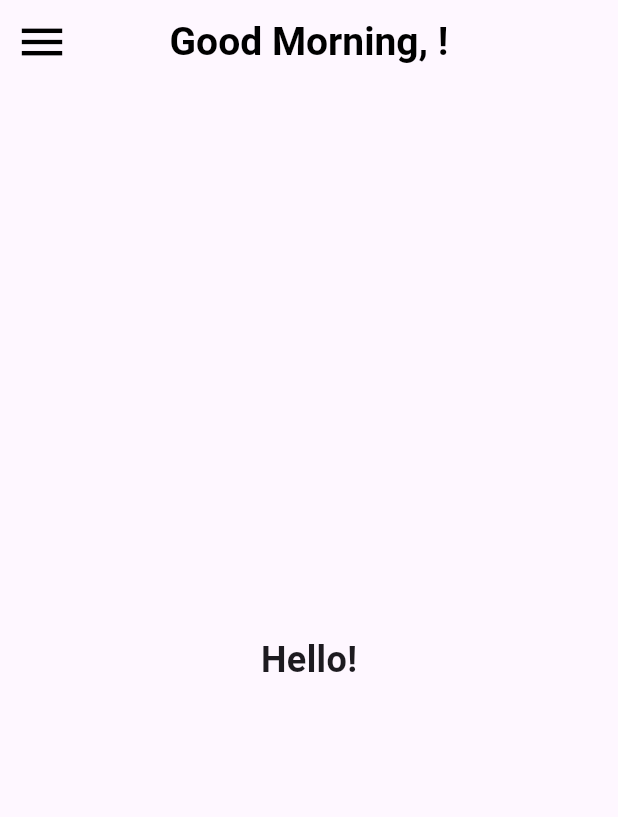
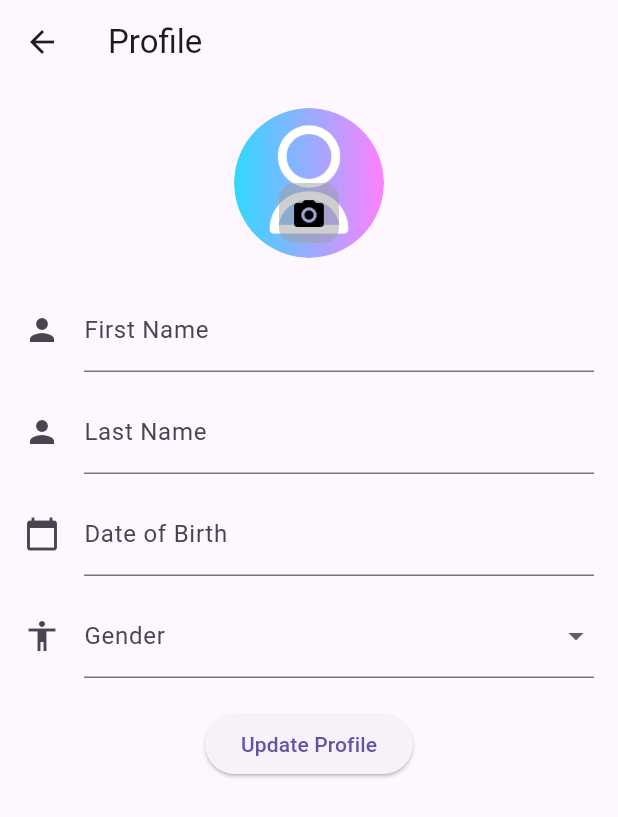
Before and after one commit to 24-25J-194-research-project/dementia-mobile-app, a Flutter app: the DrawerMenu widget shown alone on an empty page, opened directly, after a tap on "Profile", on a phone screen of 412 x 824 dp. Shown: the top 817 px of the screen. Run offline on Flutter 3.47's test engine with Material 3 defaults, Android fonts, the phone set to English and light mode, and no system bars; our stand-ins replace cloud_firestore, firebase_auth, firebase_core, firebase_storage, flutter_secure_storage, image_picker and 1 more; accounts and stored records are empty; generated files the repository leaves out were written again; network calls fail.

Commit message:
Profile page v1

```diff
--- a/dementia_app/lib/features/auth/data/repositories/auth_repository_impl.dart
+++ b/dementia_app/lib/features/auth/data/repositories/auth_repository_impl.dart
@@ -35,6 +35,7 @@ class AuthRepositoryImpl implements AuthRepository {
       lastName: lastName,
       dateOfBirth: dob,
       gender: gender,
+      profilePicUrl: '',
     );
 
     // Save user data to Firestore
--- a/dementia_app/lib/features/auth/domain/entities/user_model.dart
+++ b/dementia_app/lib/features/auth/domain/entities/user_model.dart
@@ -5,6 +5,7 @@ class UserModel {
   String lastName;
   String dateOfBirth;
   String gender;
+  String? profilePicUrl;
 
   UserModel(
       {required this.uid,
@@ -12,7 +13,8 @@ class UserModel {
       required this.firstName,
       required this.lastName,
       required this.dateOfBirth,
-      required this.gender});
+      required this.gender,
+        this.profilePicUrl});
 
   Map<String, dynamic> toMap() {
     return {
@@ -22,6 +24,7 @@ class UserModel {
       'lastName': lastName,
       'dateOfBirth': dateOfBirth,
       'gender': gender,
+      'profilePicUrl': profilePicUrl,
     };
   }
 
@@ -33,11 +36,12 @@ class UserModel {
       lastName: map['lastName'],
       dateOfBirth: map['dateOfBirth'],
       gender: map['gender'],
+      profilePicUrl: map['profilePicUrl'],
     );
   }
 
   @override
   String toString() {
-    return 'UserModel(uid: $uid, email: $email, dateOfBirth: $dateOfBirth, gender: $gender)';
+    return 'UserModel(uid: $uid, email: $email, dateOfBirth: $dateOfBirth, gender: $gender, profilePicUrl: $profilePicUrl)';
   }
 }
--- a/dementia_app/lib/features/home/presentation/widgets/drawer_menu.dart
+++ b/dementia_app/lib/features/home/presentation/widgets/drawer_menu.dart
@@ -88,8 +88,7 @@ class DrawerMenuState extends State<DrawerMenu> {
                   radius: 30,
                   backgroundImage: userPhotoUrl.isNotEmpty
                       ? NetworkImage(userPhotoUrl)
-                      : const NetworkImage(
-                      'https://www.gravatar.com/avatar/2c7d99fe281ecd3bcd65ab915bac6dd5?s=250'),
+                      : const AssetImage('assets/images/default_profile_pic.png') as ImageProvider,
                 ),
                 const SizedBox(height: 10),
                 Text(
--- /dev/null
+++ b/dementia_app/lib/features/profile/data/repositories/profile_repository_impl.dart
@@ -0,0 +1,46 @@
+import 'dart:io';
+
+import 'package:dementia_app/features/auth/domain/entities/user_model.dart';
+import 'package:cloud_firestore/cloud_firestore.dart';
+import 'package:firebase_storage/firebase_storage.dart';
+import 'package:dementia_app/features/profile/domain/repositories/profile_repository.dart';
+
+class ProfileRepositoryImpl implements ProfileRepository {
+  final FirebaseFirestore _firestore = FirebaseFirestore.instance;
+  final FirebaseStorage _storage = FirebaseStorage.instance;
+
+  @override
+  Future<UserModel> getUserProfile(String uid) async {
+    try {
+      DocumentSnapshot snapshot = await _firestore.collection('users').doc(uid).get();
+      if (snapshot.exists) {
+        return UserModel.fromMap(snapshot.data() as Map<String, dynamic>);
+      }
+      throw Exception("User profile not found.");
+    } catch (e) {
+      rethrow;
+    }
+  }
+
+  @override
+  Future<void> updateUserProfile(UserModel userModel) async {
+    try {
+      await _firestore.collection('users').doc(userModel.uid).update(userModel.toMap());
+    } catch (e) {
+      rethrow;
+    }
+  }
+
+  @override
+  Future<String> updateProfilePicture(String uid, File imageFile) async {
+    try {
+      final ref = _storage.ref().child('profile_pictures/$uid');
+      final uploadTask = await ref.putFile(imageFile);
+      final downloadUrl = await uploadTask.ref.getDownloadURL();
+      await _firestore.collection('users').doc(uid).update({'profilePicUrl': downloadUrl});
+      return downloadUrl;
+    } catch (e) {
+      rethrow;
+    }
+  }
+}
--- /dev/null
+++ b/dementia_app/lib/features/profile/domain/repositories/profile_repository.dart
@@ -0,0 +1,9 @@
+import 'dart:io';
+
+import 'package:dementia_app/features/auth/domain/entities/user_model.dart';
+
+abstract class ProfileRepository {
+  Future<UserModel> getUserProfile(String uid);
+  Future<void> updateUserProfile(UserModel userModel);
+  Future<String> updateProfilePicture(String uid, File imageFile);
+}
--- /dev/null
+++ b/dementia_app/lib/features/profile/domain/use_cases/profile_use_case.dart
@@ -0,0 +1,22 @@
+import 'dart:io';
+
+import 'package:dementia_app/features/auth/domain/entities/user_model.dart';
+import 'package:dementia_app/features/profile/domain/repositories/profile_repository.dart';
+
+class ProfileUseCase {
+  final ProfileRepository repository;
+
+  ProfileUseCase(this.repository);
+
+  Future<UserModel> getUserProfile(String uid) async {
+    return await repository.getUserProfile(uid);
+  }
+
+  Future<void> updateUserProfile(UserModel userModel) async {
+    await repository.updateUserProfile(userModel);
+  }
+
+  Future<String> updateProfilePicture(String uid, File imageFile) async {
+    return await repository.updateProfilePicture(uid, imageFile);
+  }
+}
--- /dev/null
+++ b/dementia_app/lib/features/profile/presentation/screens/profile_screen.dart
@@ -0,0 +1,209 @@
+import 'dart:io';
+import 'dart:ui';
+
+import 'package:flutter/material.dart';
+import 'package:dementia_app/features/auth/domain/entities/user_model.dart';
+import 'package:dementia_app/features/profile/domain/use_cases/profile_use_case.dart';
+import 'package:image_picker/image_picker.dart';
+import 'package:dementia_app/core/logging/logger.dart';
+import '../../../auth/presentation/providers/auth_service.dart';
+import '../../data/repositories/profile_repository_impl.dart';
+
+class ProfileScreen extends StatefulWidget {
+  const ProfileScreen({super.key});
+
+  @override
+  ProfileScreenState createState() => ProfileScreenState();
+}
+
+class ProfileScreenState extends State<ProfileScreen> {
+  late UserModel user;
+  bool isLoading = true;
+  late String profilePicUrl;
+
+  final AuthService _authService = AuthService();
+  late ProfileUseCase _profileUseCase;
+  TextEditingController dateOfBirthController = TextEditingController();
+
+  @override
+  void initState() {
+    super.initState();
+    _profileUseCase = ProfileUseCase(ProfileRepositoryImpl());
+    _loadUserProfile();
+  }
+
+  // Load user profile from AuthService
+  void _loadUserProfile() async {
+    try {
+      user = await _authService.getCurrentUser() ?? UserModel(
+        uid: '',
+        email: '',
+        firstName: '',
+        lastName: '',
+        dateOfBirth: '',
+        gender: '',
+        profilePicUrl: '',  // Default to empty string if no profile picture
+      );
+      profilePicUrl = user.profilePicUrl ?? '';
+      dateOfBirthController.text = user.dateOfBirth;
+      setState(() {
+        isLoading = false;
+      });
+    } catch (e) {
+      logger.e('Error loading user profile: $e');
+      ScaffoldMessenger.of(context).showSnackBar(const SnackBar(content: Text('Error loading user profile')));
+    }
+  }
+
+  // Update profile picture
+  Future<void> _updateProfilePicture() async {
+    final picker = ImagePicker();
+    final pickedFile = await picker.pickImage(source: ImageSource.gallery);
+    if (pickedFile != null) {
+      try {
+        File imageFile = File(pickedFile.path);
+        String newPicUrl = await _profileUseCase.updateProfilePicture(user.uid, imageFile);
+        setState(() {
+          profilePicUrl = newPicUrl;
+        });
+        ScaffoldMessenger.of(context).showSnackBar(const SnackBar(content: Text('Profile picture updated successfully')));
+      } catch (e) {
+        logger.e('Error updating profile picture: $e');
+        ScaffoldMessenger.of(context).showSnackBar(const SnackBar(content: Text('Error updating profile picture')));
+      }
+    }
+  }
+
+  // Update user profile information
+  Future<void> _updateUserProfile() async {
+    try {
+      await _profileUseCase.updateUserProfile(user);
+      ScaffoldMessenger.of(context).showSnackBar(const SnackBar(content: Text('Profile updated successfully')));
+    } catch (e) {
+      logger.e('Error updating profile: $e');
+      ScaffoldMessenger.of(context).showSnackBar(const SnackBar(content: Text('Error updating profile')));
+    }
+  }
+
+  // Select Date of Birth
+  Future<void> _selectDateOfBirth(BuildContext context) async {
+    DateTime? pickedDate = await showDatePicker(
+      context: context,
+      initialDate: DateTime.now(),
+      firstDate: DateTime(1900),
+      lastDate: DateTime.now(),
+    );
+
+    if (pickedDate != null) {
+      setState(() {
+        dateOfBirthController.text = pickedDate.toString().split(" ")[0]; // Set the selected date
+        user.dateOfBirth = dateOfBirthController.text;
+      });
+    }
+  }
+
+  @override
+  Widget build(BuildContext context) {
+    return Scaffold(
+      appBar: AppBar(title: const Text('Profile')),
+      body: isLoading
+          ? const Center(child: CircularProgressIndicator())
+          : Padding(
+        padding: const EdgeInsets.all(16.0),
+        child: Column(
+          crossAxisAlignment: CrossAxisAlignment.center,
+          children: [
+            Stack(
+              alignment: Alignment.bottomCenter,
+              children: [
+                // The profile picture
+                ClipOval(
+                  child: CircleAvatar(
+                    radius: 50,
+                    backgroundImage: profilePicUrl.isNotEmpty
+                        ? NetworkImage(profilePicUrl)
+                        : const AssetImage('assets/images/default_profile_pic.png') as ImageProvider,
+                    backgroundColor: Colors.grey[200],
+                  ),
+                ),
+                Positioned(
+                  top: 50,
+                  left: 30,
+                  child: Container(
+                    width: 40,
+                    height: 40,
+                    decoration: BoxDecoration(
+                      color: Colors.grey.withOpacity(0.5),
+                      borderRadius: BorderRadius.circular(10),
+                    ),
+                  ),
+                ),
+                Positioned(
+                  top: 47,
+                  left: 26,
+                  child: IconButton(
+                    onPressed: _updateProfilePicture,
+                    icon: const Icon(Icons.camera_alt),
+                    color: Colors.black,
+                  ),
+                ),
+              ],
+            ),
+            const SizedBox(height: 20),
+            TextFormField(
+              initialValue: user.firstName,
+              decoration: const InputDecoration(
+                labelText: 'First Name',
+                icon: Icon(Icons.person),
+              ),
+              onChanged: (value) => user.firstName = value,
+            ),
+            const SizedBox(height: 12), // Gap between fields
+            TextFormField(
+              initialValue: user.lastName,
+              decoration: const InputDecoration(
+                labelText: 'Last Name',
+                icon: Icon(Icons.person),
+              ),
+              onChanged: (value) => user.lastName = value,
+            ),
+            const SizedBox(height: 12),
+            TextFormField(
+              controller: dateOfBirthController,
+              decoration: const InputDecoration(
+                labelText: 'Date of Birth',
+                icon: Icon(Icons.calendar_today),
+              ),
+              readOnly: true,
+              onTap: () => _selectDateOfBirth(context), // Show date picker
+            ),
+            const SizedBox(height: 12),
+            DropdownButtonFormField<String>(
+              value: user.gender.isEmpty ? null : user.gender,
+              decoration: const InputDecoration(
+                labelText: 'Gender',
+                icon: Icon(Icons.accessibility),
+              ),
+              items: ['Male', 'Female', 'Other']
+                  .map((gender) => DropdownMenuItem<String>(
+                value: gender,
+                child: Text(gender),
+              ))
+                  .toList(),
+              onChanged: (value) {
+                setState(() {
+                  user.gender = value!;
+                });
+              },
+            ),
+            const SizedBox(height: 20), // Gap between fields and button
+            ElevatedButton(
+              onPressed: _updateUserProfile,
+              child: const Text('Update Profile'),
+            ),
+          ],
+        ),
+      ),
+    );
+  }
+}
--- a/dementia_app/lib/routes/app_routes.dart
+++ b/dementia_app/lib/routes/app_routes.dart
@@ -5,10 +5,13 @@ import 'package:dementia_app/features/auth/presentation/screens/signup.dart';
 import 'package:dementia_app/features/home/presentation/screens/home_screen.dart';
 import 'package:flutter/material.dart';
 
+import '../features/profile/presentation/screens/profile_screen.dart';
+
 class AppRoutes {
   static const String home = '/home';
   static const String signUp = '/signup';
   static const String login = '/login';
+  static const String profile = '/profile';
 
   static Route<dynamic> generateRoute(RouteSettings settings) {
     switch (settings.name) {
@@ -18,6 +21,8 @@ class AppRoutes {
         return MaterialPageRoute(builder: (_) => const SignUpPage());
       case login:
         return MaterialPageRoute(builder: (_) => LoginPage());
+      case profile:
+        return MaterialPageRoute(builder: (_) => const ProfileScreen());
       default:
         return MaterialPageRoute(builder: (_) => const HomeScreen());
     }
--- a/dementia_app/pubspec.yaml
+++ b/dementia_app/pubspec.yaml
@@ -44,6 +44,8 @@ dependencies:
   flutter_localizations:
     sdk: flutter
   intl: any
+  firebase_storage: ^12.4.4
+  image_picker: ^1.1.2
 
 dev_dependencies:
   flutter_test:
```
Also changed, not shown: dementia_app/assets/images/default_profile_pic.png (added), dementia_app/pubspec.lock, 5 other files.
